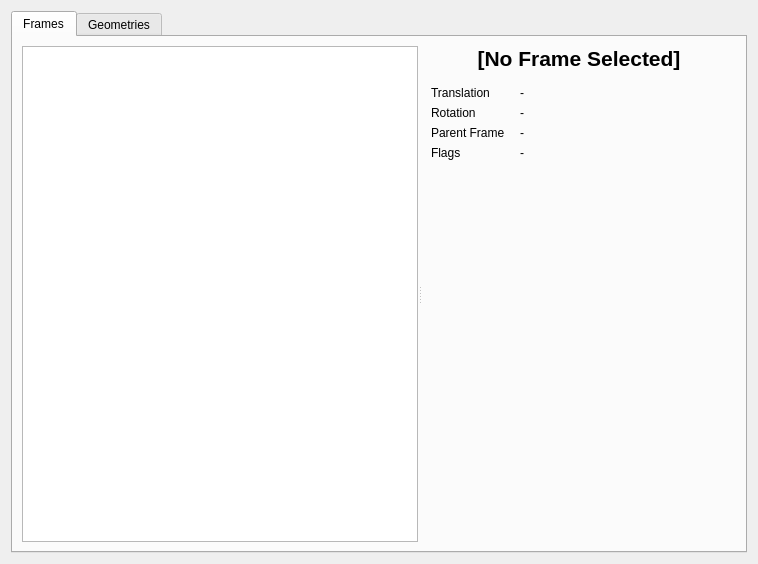
Qt form src/gtatools-gui/src/src/formats/dff/DFFWidget.ui (alemariusnexus/gtatools) before a commit.
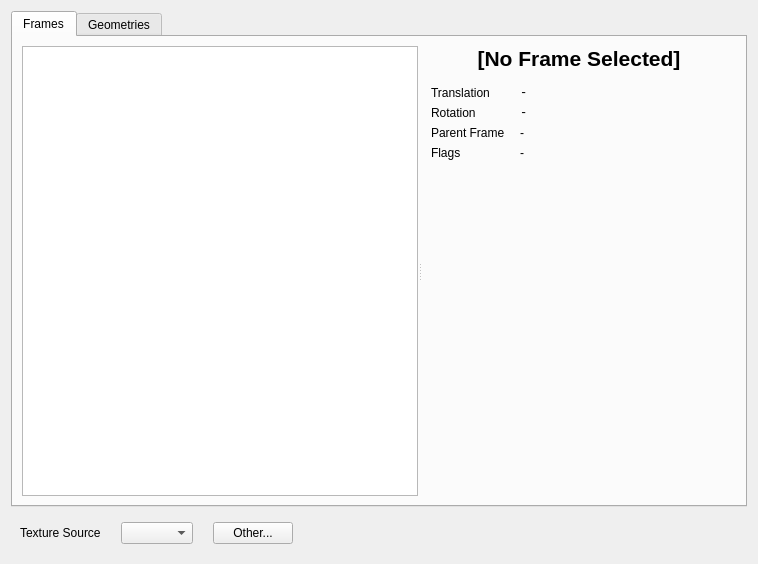
The same form after that commit. The open tabs and pages were chosen to show the change.

Commit message: - Made gtatools-gui run again (adapted to new API) - Some changes in libgta (error corrections, small API changes) - gtatools-gui: 	- Added SystemQuery API to allow using plugin functionality without depending on it 	- Added FindItemDefinition system query 	- Made the IDs in IPLWidget openable using the new FindItemDefinition system query 	- Added ExtendedResourceManager, which currently keeps an index of Mesh->Texture associations 	- Added possibility to choose the TXD in the DFFWidget (using a "Texture Source" combo box)

Patch:
```diff
--- a/src/gtatools-gui/src/src/formats/dff/DFFWidget.ui
+++ b/src/gtatools-gui/src/src/formats/dff/DFFWidget.ui
@@ -73,6 +73,11 @@
               </item>
               <item row="0" column="1">
                <widget class="QLabel" name="frameTranslationLabel">
+                <property name="font">
+                 <font>
+                  <family>Monospace</family>
+                 </font>
+                </property>
                 <property name="text">
                  <string notr="true">-</string>
                 </property>
@@ -87,6 +92,11 @@
               </item>
               <item row="1" column="1">
                <widget class="QLabel" name="frameRotationLabel">
+                <property name="font">
+                 <font>
+                  <family>Monospace</family>
+                 </font>
+                </property>
                 <property name="text">
                  <string notr="true">-</string>
                 </property>
@@ -674,6 +684,52 @@
      </widget>
     </widget>
    </item>
+   <item>
+    <widget class="QWidget" name="widget_6" native="true">
+     <layout class="QHBoxLayout" name="horizontalLayout_8">
+      <property name="spacing">
+       <number>20</number>
+      </property>
+      <item>
+       <widget class="QLabel" name="label_13">
+        <property name="text">
+         <string>Texture Source</string>
+        </property>
+       </widget>
+      </item>
+      <item>
+       <widget class="QComboBox" name="texSourceBox">
+        <property name="sizePolicy">
+         <sizepolicy hsizetype="Preferred" vsizetype="Fixed">
+          <horstretch>0</horstretch>
+          <verstretch>0</verstretch>
+         </sizepolicy>
+        </property>
+       </widget>
+      </item>
+      <item>
+       <widget class="QPushButton" name="otherTexSrcButton">
+        <property name="text">
+         <string>Other...</string>
+        </property>
+       </widget>
+      </item>
+      <item>
+       <spacer name="horizontalSpacer">
+        <property name="orientation">
+         <enum>Qt::Horizontal</enum>
+        </property>
+        <property name="sizeHint" stdset="0">
+         <size>
+          <width>40</width>
+          <height>20</height>
+         </size>
+        </property>
+       </spacer>
+      </item>
+     </layout>
+    </widget>
+   </item>
   </layout>
  </widget>
  <resources/>
```
Left out of the diff: 2 changed lines with no effect on the pictures. The commit also changes 55 other files.
